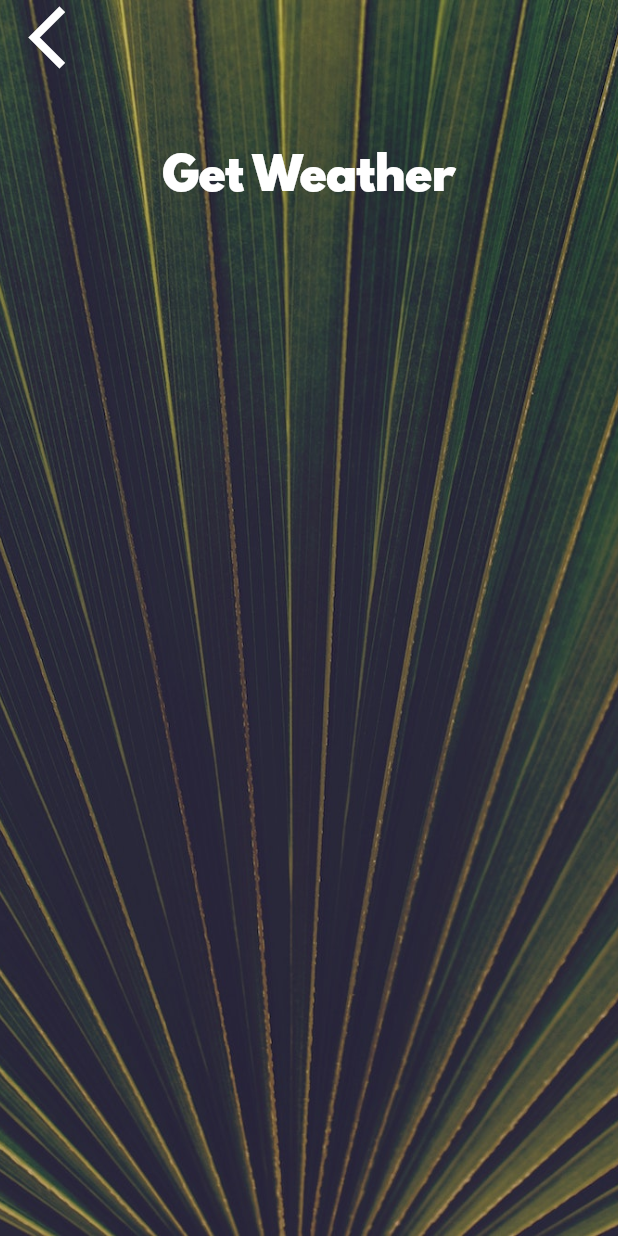
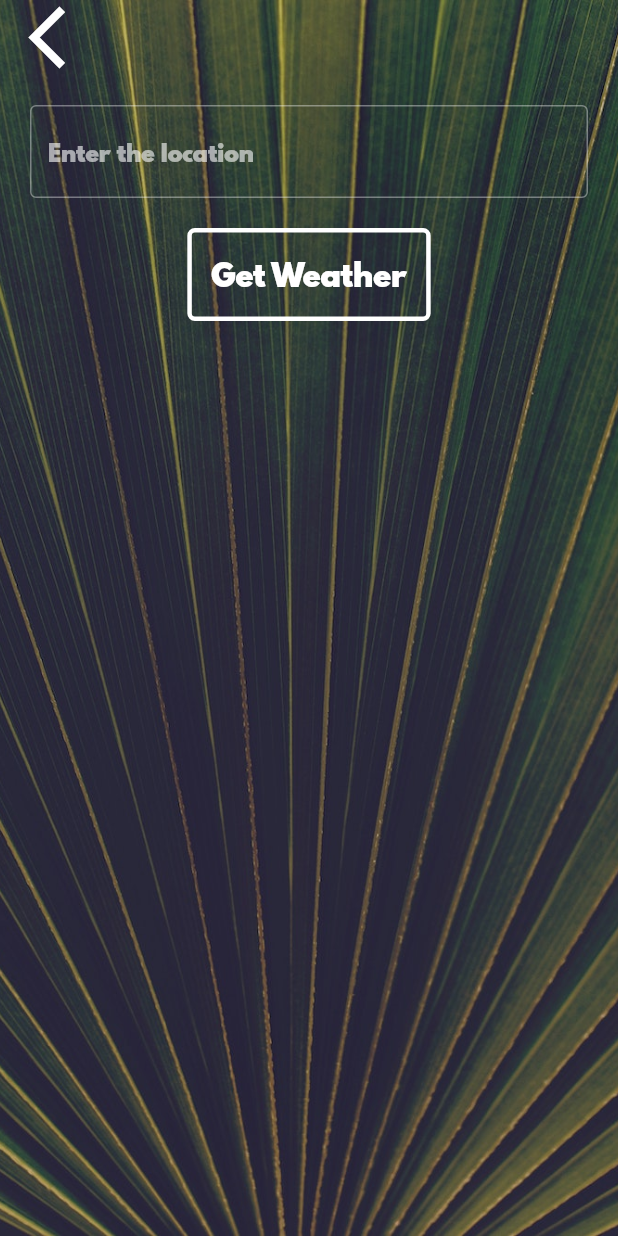
Before and after one commit to pravnviji/Weather-clima-flutter, a Flutter app: the CityScreen screen opened directly, after a tap on "Get Weather", on a phone screen of 412 x 824 dp. Run offline on Flutter 3.47's test engine with Material 2 defaults, Android fonts, the phone set to English and light mode, and no system bars; our stand-ins replace flutter_spinkit, geolocator; network calls fail.

Commit message:
Added Location screen

```diff
--- a/lib/screens/city_screen.dart
+++ b/lib/screens/city_screen.dart
@@ -1,5 +1,6 @@
 import 'package:clima/screens/location_screen.dart';
 import 'package:clima/services/location.dart';
+import 'package:clima/services/networking.dart';
 import 'package:flutter/material.dart';
 import 'package:clima/utilities/constants.dart';
 
@@ -9,6 +10,8 @@ class CityScreen extends StatefulWidget {
 }
 
 class _CityScreenState extends State<CityScreen> {
+  final textController = TextEditingController();
+
   @override
   Widget build(BuildContext context) {
     return Scaffold(
@@ -37,14 +40,20 @@ class _CityScreenState extends State<CityScreen> {
               ),
               Container(
                 padding: EdgeInsets.all(20.0),
-                child: null,
+                child: TextField(
+                  controller: textController,
+                  style: kTextFieldStyle,
+                  decoration: const InputDecoration(
+                      border: OutlineInputBorder(),
+                      hintText: 'Enter the location'),
+                ),
               ),
-              FlatButton(
-                onPressed: () {},
-                child: Text(
-                  'Get Weather',
-                  style: kButtonTextStyle,
-                ),
+              TextButton(
+                onPressed: () {
+                  getLocation();
+                },
+                style: kButtonTextStyle,
+                child: Text('Get Weather'),
               ),
             ],
           ),
@@ -52,4 +61,18 @@ class _CityScreenState extends State<CityScreen> {
       ),
     );
   }
+
+  Future<void> getLocation() async {
+    NetworkHelper helper = new NetworkHelper();
+    var location = await helper.getWeatherLocation(this.textController.text);
+    print(":: getLocation ::");
+    print(location.latitude);
+    print(location.longitude);
+    var weatherData = await helper.getData(
+        location.latitude, location.longitude, this.textController.text);
+
+    Navigator.push(context, MaterialPageRoute(builder: (context) {
+      return LocationScreen(locationWeather: weatherData);
+    }));
+  }
 }
--- a/lib/screens/loading_screen.dart
+++ b/lib/screens/loading_screen.dart
@@ -14,6 +14,7 @@ class _LoadingScreenState extends State<LoadingScreen> {
   late String responseBody;
   @override
   void initState() {
+    print(":: Loading Screen Init State ::");
     geoLocation();
     // TODO: implement initState
     super.initState();
--- a/lib/services/location.dart
+++ b/lib/services/location.dart
@@ -1,8 +1,22 @@
 import 'package:geolocator/geolocator.dart';
+import 'package:json_annotation/json_annotation.dart';
 
 class Location {
-  double latitude = 0.00;
-  double longitude = 0.00;
+  @JsonKey(defaultValue: 0.00)
+  double? latitude;
+
+  @JsonKey(defaultValue: 0.00)
+  double? longitude;
+
+  @JsonKey(defaultValue: 200)
+  int? statusCode;
+
+  Location({this.latitude, this.longitude, this.statusCode});
+
+  Location.fromJson(Map<String, dynamic> json)
+      : latitude = json['data'][0]['latitude'],
+        longitude = json['data'][0]['longitude'],
+        statusCode = json['statusCode'];
 
   Future<void> getCurrentLocation() async {
     try {
--- a/lib/services/networking.dart
+++ b/lib/services/networking.dart
@@ -1,3 +1,4 @@
+import 'package:clima/services/location.dart';
 import 'package:clima/services/weather.dart';
 import 'package:clima/utilities/constants.dart';
 import 'package:flutter/services.dart';
@@ -6,14 +7,18 @@ import 'dart:convert';
 
 class NetworkHelper {
   String API_KEY = '57534cc13050e97ab43e101a425a44d6';
+  String LOCATION_KEY = '2ecaf2f73b2b4e3d6acff94465a14c1f';
 
-  Future<dynamic> getData(latitude, longitude) async {
+  Future<dynamic> getData(latitude, longitude, [region = "California"]) async {
     var decodeData;
     var weatherUrl;
     var response, decodeResponse;
+    print(":: GetData ::");
+    print(latitude);
+    print(longitude);
     if (isDev) {
       weatherUrl = Uri.parse(
-          'https://api.openweathermap.org/data/2.5/weather?q=London&appid=$API_KEY&lat=$latitude&lon=$longitude');
+          'https://api.openweathermap.org/data/2.5/weather?q=$region&appid=$API_KEY&lat=$latitude&lon=$longitude');
       http.Response serverResponse = await http.get(weatherUrl);
       print(":: Server ::");
       decodeResponse = serverResponse.body;
@@ -21,12 +26,7 @@ class NetworkHelper {
     } else {
       decodeResponse = await rootBundle.loadString('mock/weather.json');
     }
-    print(":: getData ::");
-    print("ELSE");
     response = WeatherModel.fromJson(jsonDecode(decodeResponse));
-    print(response);
-    print(response.id);
-    print(response.name);
     if (response.statusCode == 200) {
       decodeData = response;
     } else {
@@ -40,4 +40,30 @@ class NetworkHelper {
       jsonEncode("response"): jsonEncode(res),
     };
   }
+
+  Future<dynamic> getWeatherLocation(region) async {
+    var decodeData;
+    var locationUrl;
+    var response, decodeResponse;
+    print(":: getWeatherLocation ::");
+    if (isDev) {
+      locationUrl = Uri.parse(
+          'http://api.positionstack.com/v1/forward?access_key=$LOCATION_KEY&query=$region');
+      http.Response serverResponse = await http.get(locationUrl);
+      print(":: Server ::");
+      decodeResponse = serverResponse.body;
+      print(decodeResponse);
+    } else {
+      decodeResponse = await rootBundle.loadString('mock/location.json');
+      print(decodeResponse);
+    }
+    response = Location.fromJson(jsonDecode(decodeResponse));
+    print(response.latitude);
+    if (response.statusCode == 200) {
+      decodeData = response;
+    } else {
+      decodeData = response;
+    }
+    return decodeData;
+  }
 }
--- a/lib/services/weather.dart
+++ b/lib/services/weather.dart
@@ -6,13 +6,13 @@ class WeatherModel {
   int? statusCode = 200;
 
   @JsonKey(required: true)
-  late String description;
+  String description;
 
   @JsonKey(required: true)
-  late int id;
+  int id;
 
   @JsonKey(required: true)
-  late String name;
+  String name;
 
   @JsonKey(required: true)
   final double temp;
--- a/lib/utilities/constants.dart
+++ b/lib/utilities/constants.dart
@@ -1,6 +1,6 @@
 import 'package:flutter/material.dart';
 
-const isDev = false;
+const isDev = true;
 
 const kTempTextStyle = TextStyle(
   fontFamily: 'Spartan MB',
@@ -12,8 +12,24 @@ const kMessageTextStyle = TextStyle(
   fontSize: 60.0,
 );
 
-const kButtonTextStyle = TextStyle(
-  fontSize: 30.0,
+final ButtonStyle kButtonTextStyle = TextButton.styleFrom(
+  primary: Colors.white,
+  minimumSize: Size(88, 36),
+  textStyle: TextStyle(
+    fontSize: 20.0,
+    fontFamily: 'Spartan MB',
+    color: Colors.white,
+  ),
+  padding: EdgeInsets.all(16.0),
+  shape: const RoundedRectangleBorder(
+    borderRadius: BorderRadius.all(Radius.circular(5.0)),
+    side: BorderSide(width: 3, color: Colors.white),
+  ),
+);
+
+final TextStyle kTextFieldStyle = TextStyle(
+  color: Colors.white,
+  fontSize: 15.0,
   fontFamily: 'Spartan MB',
 );
 
```
Also changed, not shown: mock/location.json (added, +24 -0 lines), 2 other files.
